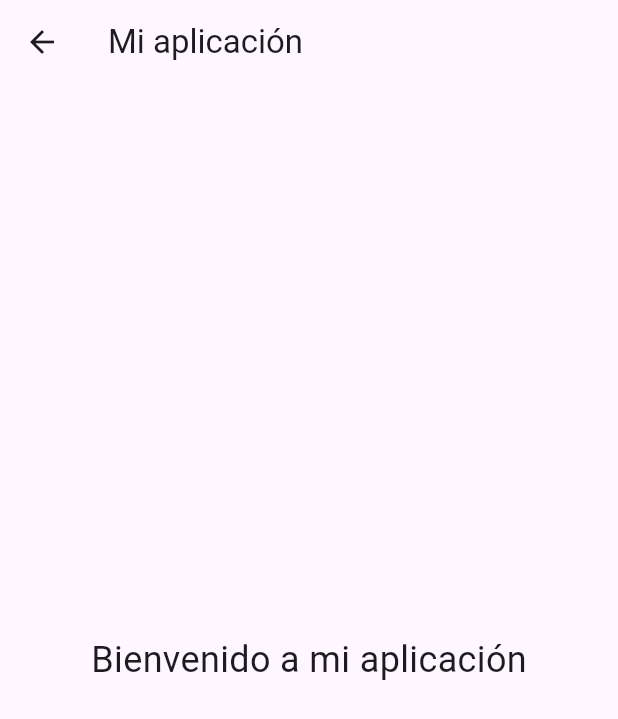
After one commit to JhoanGZ/PetCare, a Flutter app: the Home screen opened directly, on a phone screen of 412 x 824 dp. The commit adds this screen. Shown: the top 719 px of the screen. Run offline on Flutter 3.47's test engine with Material 3 defaults, Android fonts, the phone set to English and light mode, and no system bars; statements that could not run were skipped.

Commit message:
App_Routes, home.dart(4testing), app.dart(navigator up)

```diff
--- /dev/null
+++ b/lib/pages/home.dart
@@ -0,0 +1,19 @@
+import 'package:flutter/material.dart';
+
+class Home extends StatelessWidget {
+  const Home({super.key});
+  @override
+  Widget build(BuildContext context) {
+    return Scaffold(
+      appBar: AppBar(
+        title: const Text('Mi aplicación'),
+      ),
+      body: const Center(
+        child: Text(
+          'Bienvenido a mi aplicación',
+          style: TextStyle(fontSize: 24.0),
+        ),
+      ),
+    );
+  }
+}
--- a/lib/pages/login_page.dart
+++ b/lib/pages/logInPage.dart
@@ -2,7 +2,6 @@ import 'package:flutter/material.dart';
 
 class LogInPage extends StatelessWidget {
   const LogInPage({super.key});
-
   @override
   State<LogInPage> createState() => _LogInPageState();
 }
```
